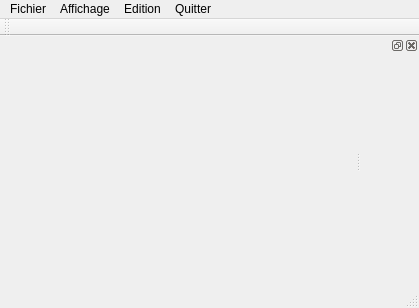
octonox/AlwaysWithYou, file Editeur/mainwindow.ui: the form before one commit.
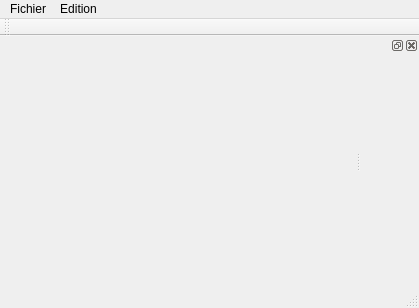
The form after the commit.

Commit message: Ajoute l'UI de l'éditeur

```diff
--- a/Editeur/mainwindow.ui
+++ b/Editeur/mainwindow.ui
@@ -48,14 +48,6 @@
     <addaction name="actionEnregistrer_et_quitter"/>
     <addaction name="actionQuitter"/>
    </widget>
-   <widget class="QMenu" name="menuAffichage">
-    <property name="title">
-     <string>Affichage</string>
-    </property>
-    <addaction name="actionMenu"/>
-    <addaction name="actionDock"/>
-    <addaction name="actionCanvas"/>
-   </widget>
    <widget class="QMenu" name="menuEdition">
     <property name="title">
      <string>Edition</string>
@@ -66,15 +58,8 @@
     <addaction name="separator"/>
     <addaction name="actionSelectionner_un_tile"/>
    </widget>
-   <widget class="QMenu" name="menuQuitter">
-    <property name="title">
-     <string>Quitter</string>
-    </property>
-   </widget>
    <addaction name="menuFichier"/>
-   <addaction name="menuAffichage"/>
    <addaction name="menuEdition"/>
-   <addaction name="menuQuitter"/>
   </widget>
   <widget class="QToolBar" name="mainToolBar">
    <attribute name="toolBarArea">
```
The commit also changes 2 other files.
